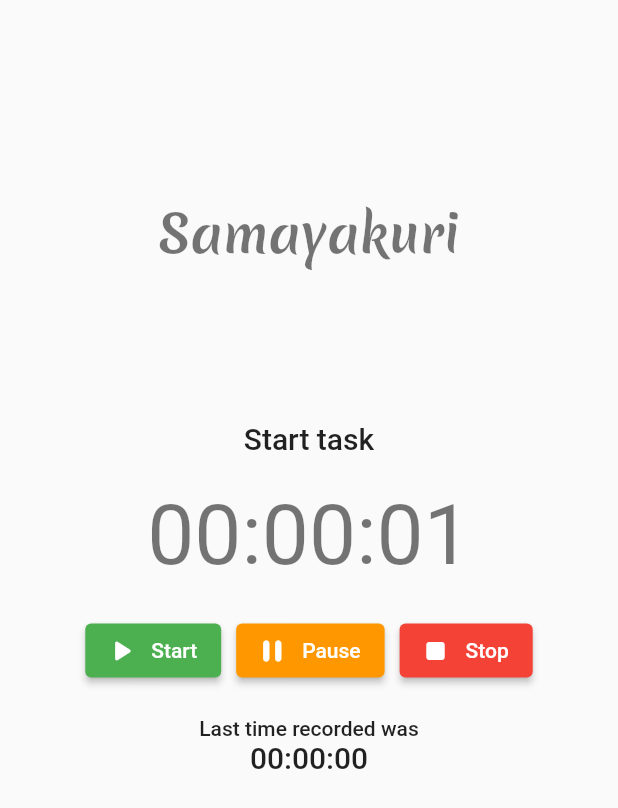
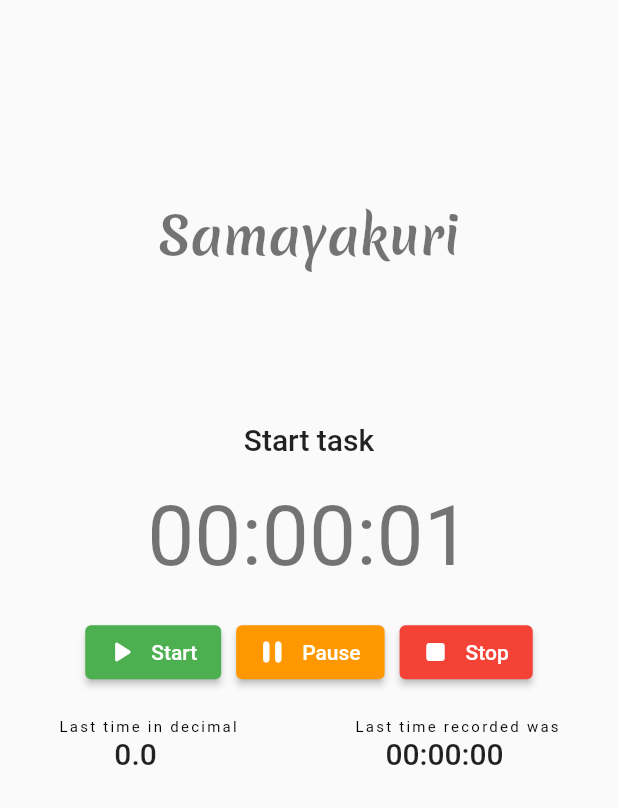
Before and after one commit to anoop-tm/samayakuri, a Flutter app: the screen it shows after launch, after a tap on "Stop", after a tap on "Start", on a phone screen of 412 x 824 dp. Shown: the top 808 px of the screen. Run offline on Flutter 3.47's test engine with Material 2 defaults, Android fonts, the phone set to English and light mode, and no system bars; our stand-ins replace get, shared_preferences.

Commit message:
Add calculation in decimal

```diff
--- a/lib/app/modules/home/home_controller.dart
+++ b/lib/app/modules/home/home_controller.dart
@@ -3,7 +3,9 @@ import 'package:get/get.dart';
 import 'package:samayakuri/app/data/provider/counter.dart';
 
 class HomeController extends GetxController {
-  final elapsedTime = '00:00:00'.obs;
+  Duration elapsedTime = Duration();
+  final elapsedTimeText = '00:00:00'.obs;
+  final elapsedTimeInDecimal = 0.0.obs;
   final lastElapsedTime = ''.obs;
   final isRunning = false.obs;
 
@@ -20,9 +22,9 @@ class HomeController extends GetxController {
     ever(isRunning, (value) {
       if (isRunning.isTrue) {
         timer = Timer.periodic(Duration(seconds: 1), (value) {
-          Duration duration = DateTime.now().difference(startTime!);
-          elapsedTime(
-            duration.toString().split('.').first.padLeft(8, "0"),
+          elapsedTime = DateTime.now().difference(startTime!);
+          elapsedTimeText(
+            elapsedTime.toString().split('.').first.padLeft(8, "0"),
           );
         });
       } else {
@@ -30,8 +32,7 @@ class HomeController extends GetxController {
       }
     });
 
-    _checkIfTimeIsSaved();
-    _initTimerIfTimeIsSaved();
+    initTimerIfTimeisSaved();
   }
 
   @override
@@ -51,14 +52,16 @@ class HomeController extends GetxController {
   onPauseClicked() {}
 
   onStopClicked() {
-    lastElapsedTime(elapsedTime.value);
-    elapsedTime('00:00:00');
+    lastElapsedTime(elapsedTimeText.value);
+    convertTimeToDecimal(elapsedTime);
+    elapsedTime = Duration();
+    elapsedTimeText('00:00:00');
     isRunning(false);
     timer?.cancel();
     _sharedPref.clearDuration();
   }
 
-  bool _checkIfTimeIsSaved() {
+  bool initTimerIfTimeisSaved() {
     DateTime? savedTime = _sharedPref.getDuration();
     if (savedTime == null) {
       return false;
@@ -69,5 +72,11 @@ class HomeController extends GetxController {
     }
   }
 
-  void _initTimerIfTimeIsSaved() {}
+  void convertTimeToDecimal(Duration duration) {
+    num hours = num.parse(duration.toString().split(':').first);
+    num minutes = num.parse(duration.toString().split(':')[1]);
+    num decimal = (minutes / 60 * 100).round();
+    num result = num.parse('$hours.${decimal.toString().replaceAll('.', '')}');
+    elapsedTimeInDecimal(result.toDouble());
+  }
 }
--- a/lib/app/modules/home/home_view.dart
+++ b/lib/app/modules/home/home_view.dart
@@ -27,19 +27,65 @@ class HomeView extends GetView<HomeController> {
           SizedBox(height: 20),
           _Buttons(controller: controller),
           SizedBox(height: 20),
-          Obx(
+          _SummaryHeader(),
+          _Summary(),
+        ],
+      ),
+    );
+  }
+}
+
+class _SummaryHeader extends StatelessWidget {
+  _SummaryHeader({
+    Key? key,
+  }) : super(key: key);
+
+  final HomeController controller = Get.find();
+
+  @override
+  Widget build(BuildContext context) {
+    return Obx(
       () => (controller.lastElapsedTime.isEmpty)
           ? SizedBox(height: 10)
-                : Text(
+          : Row(
+              mainAxisAlignment: MainAxisAlignment.spaceAround,
+              children: [
+                Text(
+                  'Last time in decimal',
+                  style: Get.textTheme.overline,
+                ),
+                Text(
                   'Last time recorded was',
-                    style: Get.textTheme.bodyText1,
+                  style: Get.textTheme.overline,
                 ),
+              ],
             ),
-          Obx(
-            () => Text(
+    );
+  }
+}
+
+class _Summary extends StatelessWidget {
+  _Summary({
+    Key? key,
+  }) : super(key: key);
+
+  final HomeController controller = Get.find();
+
+  @override
+  Widget build(BuildContext context) {
+    return Obx(
+      () => (controller.lastElapsedTime.isEmpty)
+          ? SizedBox(height: 10)
+          : Row(
+              mainAxisAlignment: MainAxisAlignment.spaceAround,
+              children: [
+                Text(
+                  controller.elapsedTimeInDecimal.value.toString(),
+                  style: Get.textTheme.headline6,
+                ),
+                Text(
                   controller.lastElapsedTime.value,
                   style: Get.textTheme.headline6,
-            ),
                 ),
               ],
             ),
@@ -105,7 +151,10 @@ class _Timer extends StatelessWidget {
   @override
   Widget build(BuildContext context) {
     return Obx(
-      () => Text(_controller.elapsedTime.value, style: Get.textTheme.headline2),
+      () => Text(
+        _controller.elapsedTimeText.value,
+        style: Get.textTheme.headline2,
+      ),
     );
   }
 }
--- a/pubspec.yaml
+++ b/pubspec.yaml
@@ -14,6 +14,7 @@ dependencies:
     sdk: flutter
 
 dev_dependencies:
+  mockito: ^5.0.8
   flutter_test:
     sdk: flutter
 
```
Also changed, not shown: pubspec.lock, 2 other files. Lines whose indentation alone changed are shown as unchanged.
